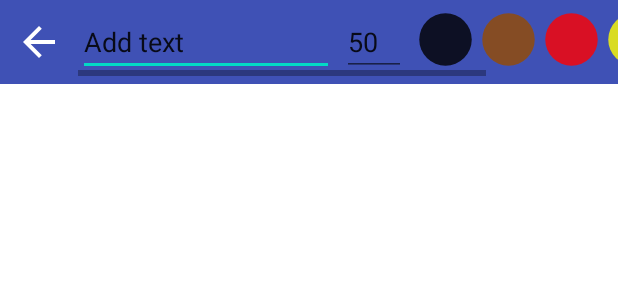
After one commit to haydenlc3/DrawNote, an Android app: the layout toolbar_modify_text.xml on its own in the app's theme, with its tools: preview values and no code run, on a phone screen of 412 x 824 dp. The commit adds this screen. Shown: the top 300 px of the screen. Run offline under Robolectric (Android 15) with nearby library versions, the phone set to English and light mode, and no system bars.

Commit message:
Add text

```diff
--- a/app/src/main/res/layout/activity_main.xml
+++ b/app/src/main/res/layout/activity_main.xml
@@ -29,5 +29,9 @@
         android:id="@+id/toolbar_modify_eraser"
         layout="@layout/toolbar_modify_eraser"
         android:visibility="gone" />
+    <include
+        android:id="@+id/toolbar_modify_text"
+        layout="@layout/toolbar_modify_text"
+        android:visibility="gone" />
 
 </androidx.constraintlayout.widget.ConstraintLayout>
--- /dev/null
+++ b/app/src/main/res/layout/toolbar_modify_text.xml
@@ -0,0 +1,134 @@
+<?xml version="1.0" encoding="utf-8"?>
+<androidx.constraintlayout.widget.ConstraintLayout
+    xmlns:android="http://schemas.android.com/apk/res/android"
+    xmlns:app="http://schemas.android.com/apk/res-auto"
+    xmlns:tools="http://schemas.android.com/tools"
+    android:layout_width="match_parent"
+    android:layout_height="match_parent">
+
+    <androidx.constraintlayout.widget.ConstraintLayout
+        style="@style/ToolbarStyle"
+        app:layout_constraintEnd_toEndOf="parent"
+        app:layout_constraintStart_toStartOf="parent"
+        app:layout_constraintTop_toTopOf="parent">
+
+        <HorizontalScrollView
+            android:layout_width="0dp"
+            android:layout_height="wrap_content"
+            android:layout_marginStart="10dp"
+            android:layout_marginLeft="10dp"
+            app:layout_constraintBottom_toBottomOf="parent"
+            app:layout_constraintEnd_toEndOf="parent"
+            app:layout_constraintStart_toEndOf="@+id/returnMain2"
+            app:layout_constraintTop_toTopOf="parent">
+
+            <LinearLayout
+                android:id="@+id/colorlayout1"
+                android:layout_width="wrap_content"
+                android:layout_height="match_parent"
+                android:orientation="horizontal">
+
+                <EditText
+                    android:id="@+id/editText"
+                    android:layout_width="wrap_content"
+                    android:layout_height="wrap_content"
+                    android:layout_weight="1"
+                    android:ems="8"
+                    android:inputType="textPersonName"
+                    android:text="Add text" />
+
+                <Space
+                    android:layout_width="5dp"
+                    android:layout_height="wrap_content"
+                    android:layout_weight="1" />
+
+                <EditText
+                    android:id="@+id/editFontSize"
+                    android:layout_width="wrap_content"
+                    android:layout_height="wrap_content"
+                    android:layout_weight="1"
+                    android:ems="2"
+                    android:inputType="number"
+                    android:text="50" />
+
+                <Space
+                    android:layout_width="5dp"
+                    android:layout_height="wrap_content"
+                    android:layout_weight="1" />
+
+                <ImageButton
+                    android:id="@+id/colorBlack2"
+                    style="@style/ImageButtonStyle"
+                    android:layout_width="wrap_content"
+                    android:layout_height="wrap_content"
+                    android:layout_weight="1"
+                    android:contentDescription="#000000"
+                    android:tint="@color/black"
+                    app:srcCompat="@drawable/circle" />
+
+                <ImageButton
+                    android:id="@+id/colorBrown2"
+                    style="@style/ImageButtonStyle"
+                    android:layout_width="wrap_content"
+                    android:layout_height="wrap_content"
+                    android:layout_weight="1"
+                    android:contentDescription="#964B00"
+                    android:tint="#964B00"
+                    app:srcCompat="@drawable/circle" />
+
+                <ImageButton
+                    android:id="@+id/colorRed2"
+                    style="@style/ImageButtonStyle"
+                    android:layout_width="wrap_content"
+                    android:layout_height="wrap_content"
+                    android:layout_weight="1"
+                    android:contentDescription="#FF0000"
+                    android:tint="#FF0000"
+                    app:srcCompat="@drawable/circle" />
+
+                <ImageButton
+                    android:id="@+id/colorYellow2"
+                    style="@style/ImageButtonStyle"
+                    android:layout_width="wrap_content"
+                    android:layout_height="wrap_content"
+                    android:layout_weight="1"
+                    android:contentDescription="#FFFF00"
+                    android:tint="#FFFF00"
+                    app:srcCompat="@drawable/circle" />
+
+                <ImageButton
+                    android:id="@+id/colorGreen2"
+                    style="@style/ImageButtonStyle"
+                    android:layout_width="wrap_content"
+                    android:layout_height="wrap_content"
+                    android:layout_weight="1"
+                    android:contentDescription="#00FF00"
+                    android:tint="#00FF00"
+                    app:srcCompat="@drawable/circle" />
+
+                <ImageButton
+                    android:id="@+id/colorBlue2"
+                    style="@style/ImageButtonStyle"
+                    android:layout_width="wrap_content"
+                    android:layout_height="wrap_content"
+                    android:layout_weight="1"
+                    android:contentDescription="#0000ff"
+                    android:tint="#0000FF"
+                    app:srcCompat="@drawable/circle" />
+
+            </LinearLayout>
+        </HorizontalScrollView>
+
+        <ImageButton
+            android:id="@+id/returnMain2"
+            style="@style/ImageButtonStyle"
+            android:layout_marginStart="10dp"
+            android:layout_marginLeft="10dp"
+            app:layout_constraintBottom_toBottomOf="parent"
+            app:layout_constraintStart_toStartOf="parent"
+            app:layout_constraintTop_toTopOf="parent"
+            app:srcCompat="@drawable/abc_vector_test" />
+
+    </androidx.constraintlayout.widget.ConstraintLayout>
+
+</androidx.constraintlayout.widget.ConstraintLayout>
```
Also changed, not shown: app/src/main/java/com/example/drawnote/Display.kt (+42 -15 lines), app/src/main/java/com/example/drawnote/MainActivity.kt (+52 -9 lines).
